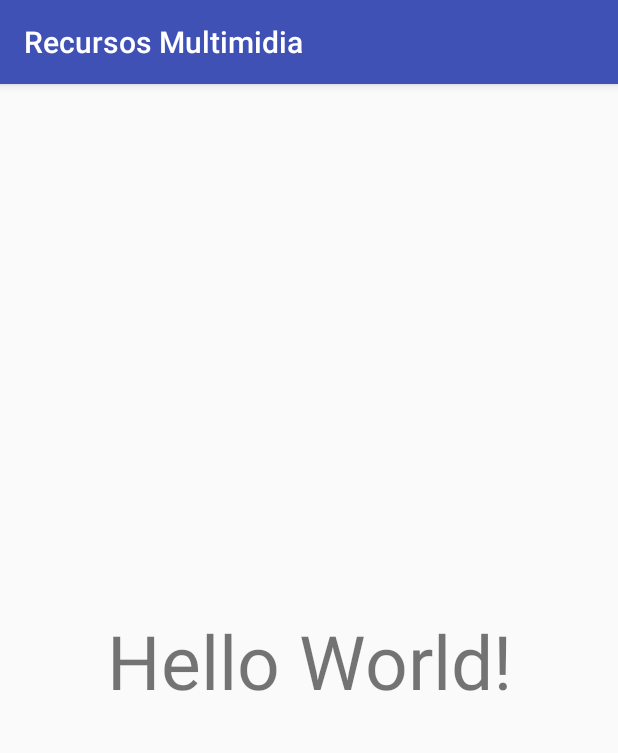
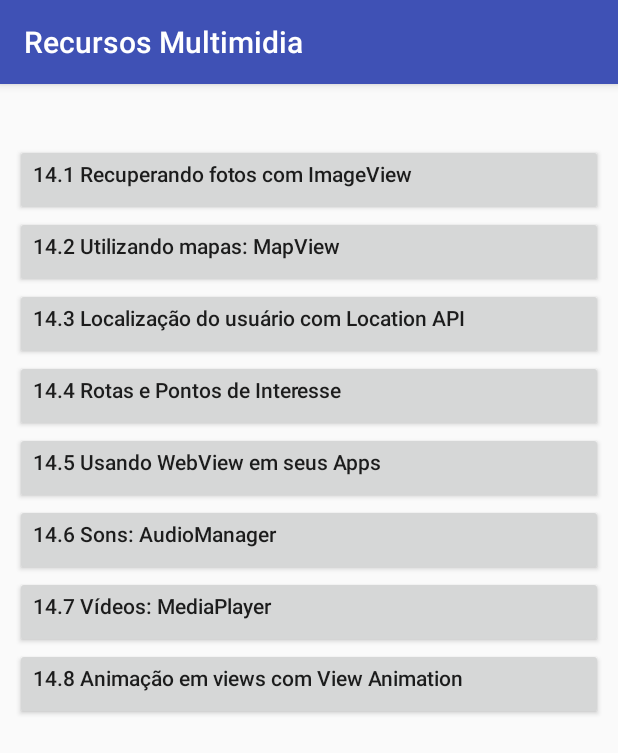
Before and after one commit to denilsonGama/app-RecursosMultimidia, an Android app: the screen it shows after launch (MainActivity), on a phone screen of 412 x 824 dp. Shown: the top 753 px of the screen. Run offline under Robolectric (Android 15) with nearby library versions, the phone set to English and light mode, and no system bars.

Commit message:
first commit - Layout Activity_Main e edição do Manifest

```diff
--- a/app/src/main/res/layout/activity_main.xml
+++ b/app/src/main/res/layout/activity_main.xml
@@ -1,19 +1,85 @@
 <?xml version="1.0" encoding="utf-8"?>
-<android.support.constraint.ConstraintLayout xmlns:android="http://schemas.android.com/apk/res/android"
-    xmlns:app="http://schemas.android.com/apk/res-auto"
+<LinearLayout
+    xmlns:android="http://schemas.android.com/apk/res/android"
     xmlns:tools="http://schemas.android.com/tools"
     android:layout_width="match_parent"
     android:layout_height="match_parent"
+    android:layout_marginTop="40dp"
+    android:layout_marginLeft="10dp"
+    android:layout_marginRight="10dp"
+    android:orientation="vertical"
     tools:context=".MainActivity">
 
-    <TextView
-        android:layout_width="wrap_content"
-        android:layout_height="wrap_content"
-        android:text="Hello World!"
-        android:textSize="50sp"
-        app:layout_constraintBottom_toBottomOf="parent"
-        app:layout_constraintLeft_toLeftOf="parent"
-        app:layout_constraintRight_toRightOf="parent"
-        app:layout_constraintTop_toTopOf="parent" />
+    <Button
+        android:onClick="recuperando_fotos_com_imageview"
+        android:text="14.1 Recuperando fotos com ImageView"
+        android:textSize="14dp"
+        android:textAllCaps="false"
+        android:gravity="left"
+        android:layout_width="match_parent"
+        android:layout_height="wrap_content" />
 
-</android.support.constraint.ConstraintLayout>
+    <Button
+        android:onClick="utilizando_mapas_mapview"
+        android:text="14.2 Utilizando mapas: MapView"
+        android:textSize="14dp"
+        android:textAllCaps="false"
+        android:gravity="left"
+        android:layout_width="match_parent"
+        android:layout_height="wrap_content" />
+
+    <Button
+        android:onClick="localizacao_do_usuario_com_location_api"
+        android:text="14.3 Localização do usuário com Location API"
+        android:textSize="14dp"
+        android:textAllCaps="false"
+        android:gravity="left"
+        android:layout_width="match_parent"
+        android:layout_height="wrap_content" />
+
+    <Button
+        android:onClick="rotas_e_pontos_de_interesse"
+        android:text="14.4 Rotas e Pontos de Interesse"
+        android:textSize="14dp"
+        android:textAllCaps="false"
+        android:gravity="left"
+        android:layout_width="match_parent"
+        android:layout_height="wrap_content" />
+
+    <Button
+        android:onClick="usando_webview_em_seus_apps"
+        android:text="14.5 Usando WebView em seus Apps"
+        android:textSize="14dp"
+        android:textAllCaps="false"
+        android:gravity="left"
+        android:layout_width="match_parent"
+        android:layout_height="wrap_content" />
+
+    <Button
+        android:onClick="sons_audiomanager"
+        android:text="14.6 Sons: AudioManager"
+        android:textSize="14dp"
+        android:textAllCaps="false"
+        android:gravity="left"
+        android:layout_width="match_parent"
+        android:layout_height="wrap_content" />
+
+    <Button
+        android:onClick="videos_mediaplayer"
+        android:text="14.7 Vídeos: MediaPlayer"
+        android:textSize="14dp"
+        android:textAllCaps="false"
+        android:gravity="left"
+        android:layout_width="match_parent"
+        android:layout_height="wrap_content" />
+
+    <Button
+        android:onClick="animacao_em_views_com_view_animation"
+        android:text="14.8 Animação em views com View Animation"
+        android:textSize="14dp"
+        android:textAllCaps="false"
+        android:gravity="left"
+        android:layout_width="match_parent"
+        android:layout_height="wrap_content" />
+
+</LinearLayout>
```
Also changed, not shown: app/src/main/AndroidManifest.xml (+63 -2 lines).
